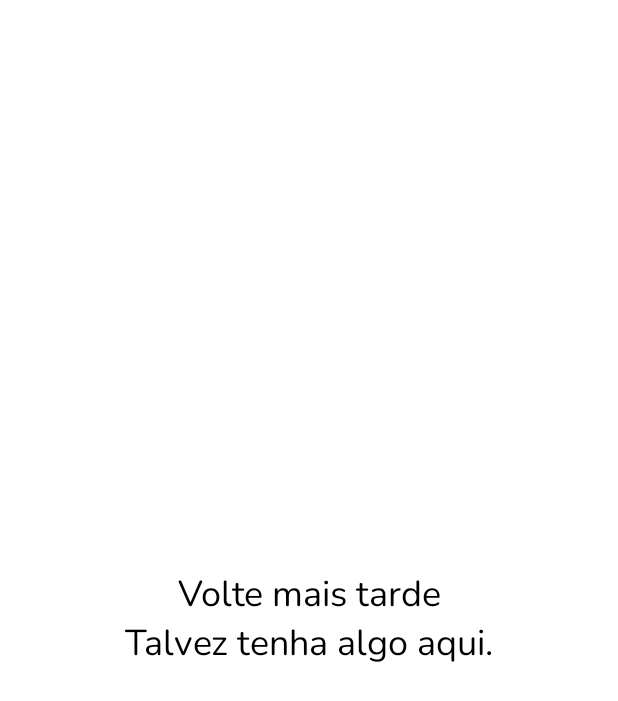
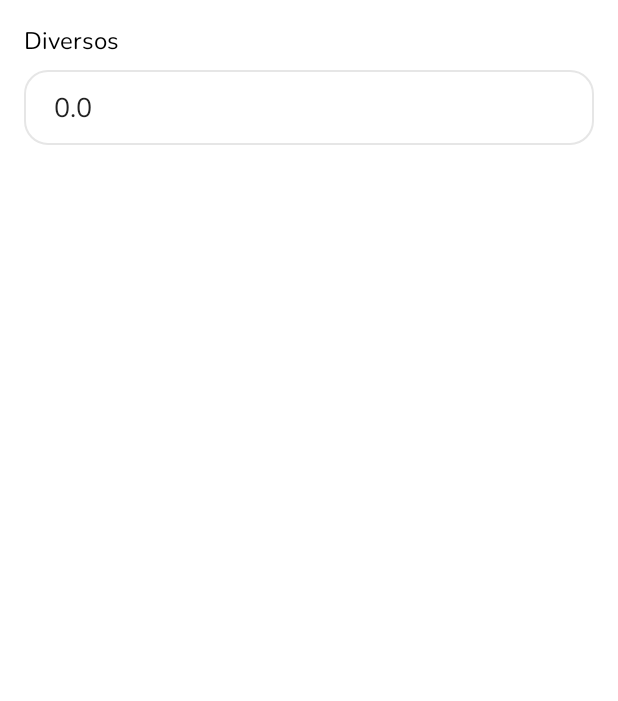
Before and after one commit to devnesi/tripcal, an Android app: the fragment TabDiversos shown on its own in the app's theme, on a phone screen of 412 x 824 dp. Shown: the top 701 px of the screen. Run offline under Robolectric (Android 15) with nearby library versions, the phone set to English and light mode, and no system bars.

Commit message:
aba diversos

```diff
--- a/app/src/main/java/dev/nesi/TabDiversos.java
+++ b/app/src/main/java/dev/nesi/TabDiversos.java
@@ -1,64 +1,77 @@
 package dev.nesi;
 
+import android.annotation.SuppressLint;
 import android.os.Bundle;
 
+import androidx.annotation.NonNull;
+import androidx.annotation.Nullable;
 import androidx.fragment.app.Fragment;
 
+import android.text.Editable;
+import android.text.TextWatcher;
 import android.view.LayoutInflater;
 import android.view.View;
 import android.view.ViewGroup;
+import android.widget.EditText;
 
-/**
- * A simple {@link Fragment} subclass.
- * Use the {@link TabDiversos#newInstance} factory method to
- * create an instance of this fragment.
- */
+import java.math.BigDecimal;
+
+import dev.nesi.calculators.Airfare.AirfareCalculationService;
+
 public class TabDiversos extends Fragment {
-
-    // TODO: Rename parameter arguments, choose names that match
-    // the fragment initialization parameters, e.g. ARG_ITEM_NUMBER
-    private static final String ARG_PARAM1 = "param1";
-    private static final String ARG_PARAM2 = "param2";
-
-    // TODO: Rename and change types of parameters
-    private String mParam1;
-    private String mParam2;
+    private EditText etDiversos;
+    public static double total_diversos = 0D;
 
     public TabDiversos() {
-        // Required empty public constructor
     }
 
-    /**
-     * Use this factory method to create a new instance of
-     * this fragment using the provided parameters.
-     *
-     * @param param1 Parameter 1.
-     * @param param2 Parameter 2.
-     * @return A new instance of fragment TabDiversos.
-     */
-    // TODO: Rename and change types and number of parameters
-    public static TabDiversos newInstance(String param1, String param2) {
-        TabDiversos fragment = new TabDiversos();
-        Bundle args = new Bundle();
-        args.putString(ARG_PARAM1, param1);
-        args.putString(ARG_PARAM2, param2);
-        fragment.setArguments(args);
-        return fragment;
-    }
 
     @Override
     public void onCreate(Bundle savedInstanceState) {
         super.onCreate(savedInstanceState);
-        if (getArguments() != null) {
-            mParam1 = getArguments().getString(ARG_PARAM1);
-            mParam2 = getArguments().getString(ARG_PARAM2);
-        }
+
     }
 
+    @SuppressLint("SetTextI18n")
     @Override
+    public void onViewCreated(@NonNull View view, @Nullable Bundle savedInstanceState) {
+        super.onViewCreated(view, savedInstanceState);
+
+        etDiversos = view.findViewById(R.id.etDiversos);
+        etDiversos.setText(String.valueOf(total_diversos));
+
+        etDiversos.addTextChangedListener(new TextWatcher() {
+            @Override
+            public void beforeTextChanged(CharSequence s, int start, int count, int after) {
+
+            }
+
+            @Override
+            public void onTextChanged(CharSequence s, int start, int before, int count) {
+                if(s.toString().isEmpty() || Double.valueOf(s.toString()).intValue() == 0){
+                    total_diversos = 0D;
+                } else {
+                    total_diversos = Math.abs(Double.parseDouble(s.toString())) ;
+                }
+                calculaDiversos();
+            }
+
+            @Override
+            public void afterTextChanged(Editable s) {
+
+            }
+        });
+
+
+    }
+
+        @Override
     public View onCreateView(LayoutInflater inflater, ViewGroup container,
                              Bundle savedInstanceState) {
-        // Inflate the layout for this fragment
         return inflater.inflate(R.layout.fragment_tab_diversos, container, false);
     }
+
+    public static BigDecimal calculaDiversos() {
+        return new BigDecimal(total_diversos);
+    }
 }
--- a/app/src/main/res/layout/activity_cadastro.xml
+++ b/app/src/main/res/layout/activity_cadastro.xml
@@ -58,7 +58,7 @@
         android:layout_marginEnd="16dp"
         android:background="@drawable/background_input"
         android:ems="10"
-        android:inputType="textPersonName"
+        android:inputType="textPassword"
         android:paddingLeft="20dp"
         android:paddingRight="7dp"
         android:textStyle="bold"
--- a/app/src/main/res/layout/fragment_tab_diversos.xml
+++ b/app/src/main/res/layout/fragment_tab_diversos.xml
@@ -12,16 +12,32 @@
         android:layout_width="match_parent"
         android:layout_height="match_parent">
 
+        <EditText
+            android:id="@+id/etDiversos"
+            android:layout_width="0dp"
+            android:layout_height="50dp"
+            android:layout_marginTop="8dp"
+            android:layout_marginEnd="16dp"
+            android:background="@drawable/background_card"
+            android:ems="10"
+            android:hint="Vazio será considerado 1"
+            android:inputType="numberDecimal"
+            android:paddingLeft="20dp"
+            android:paddingEnd="9dp"
+            android:text="1"
+            app:layout_constraintEnd_toEndOf="parent"
+            app:layout_constraintStart_toStartOf="@+id/textView47"
+            app:layout_constraintTop_toBottomOf="@+id/textView47" />
+
         <TextView
             android:id="@+id/textView47"
             android:layout_width="wrap_content"
             android:layout_height="wrap_content"
-            android:text="Volte mais tarde\nTalvez tenha algo aqui."
+            android:layout_marginStart="16dp"
+            android:layout_marginTop="16dp"
+            android:text="Diversos"
             android:textColor="@color/black"
-            android:textSize="24sp"
-            android:gravity="center"
-            app:layout_constraintBottom_toBottomOf="parent"
-            app:layout_constraintEnd_toEndOf="parent"
+            android:textSize="16sp"
             app:layout_constraintStart_toStartOf="parent"
             app:layout_constraintTop_toTopOf="parent" />
     </androidx.constraintlayout.widget.ConstraintLayout>
```
Also changed, not shown: app/src/main/java/dev/nesi/TabGeral.java (+6 -1 lines), app/src/main/java/dev/nesi/models/Viagem.java (+13 -0 lines).
